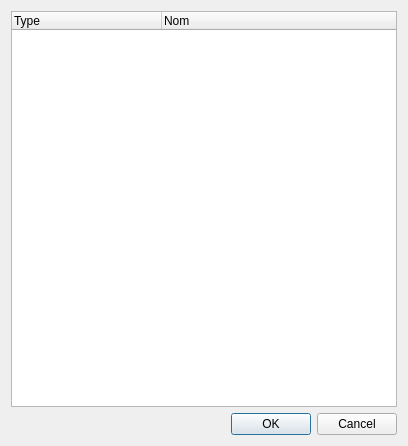
calaos/calaos_installer, file data/dialogiolist.ui: the form before one commit.
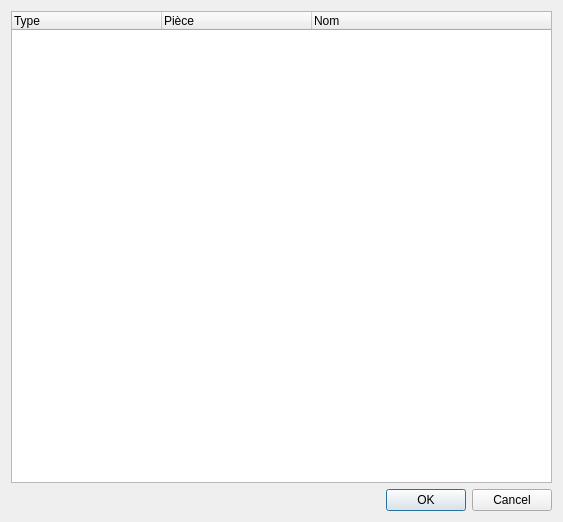
The form after the commit. Icons and pictures are not drawn.

Diff of the .ui file:
```diff
--- a/data/dialogiolist.ui
+++ b/data/dialogiolist.ui
@@ -6,8 +6,8 @@
    <rect>
     <x>0</x>
     <y>0</y>
-    <width>408</width>
-    <height>446</height>
+    <width>563</width>
+    <height>522</height>
    </rect>
   </property>
   <property name="windowTitle">
@@ -40,6 +40,11 @@
        <string>Type</string>
       </property>
      </column>
+     <column>
+      <property name="text">
+       <string>Pièce</string>
+      </property>
+     </column>
      <column>
       <property name="text">
        <string>Nom</string>
```
